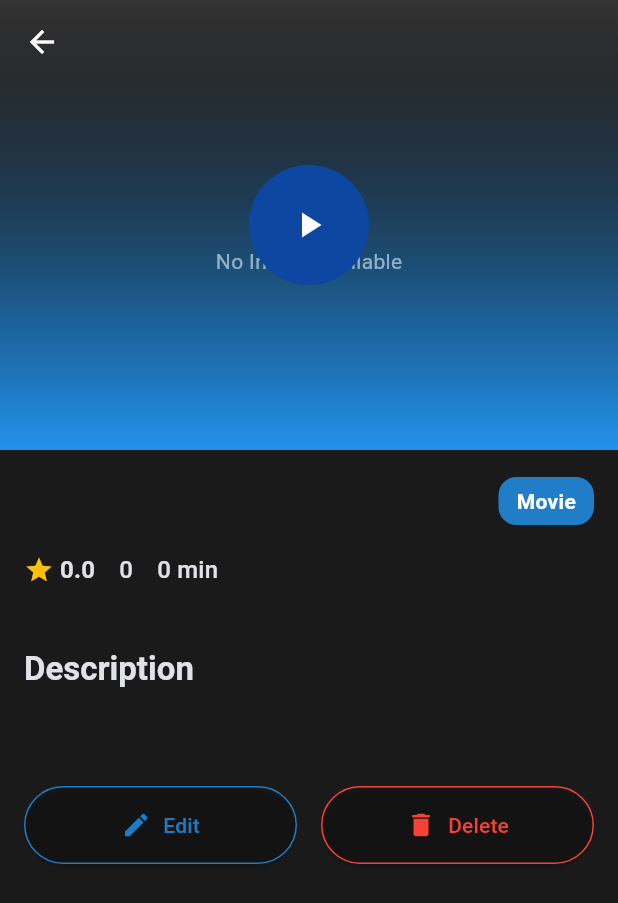
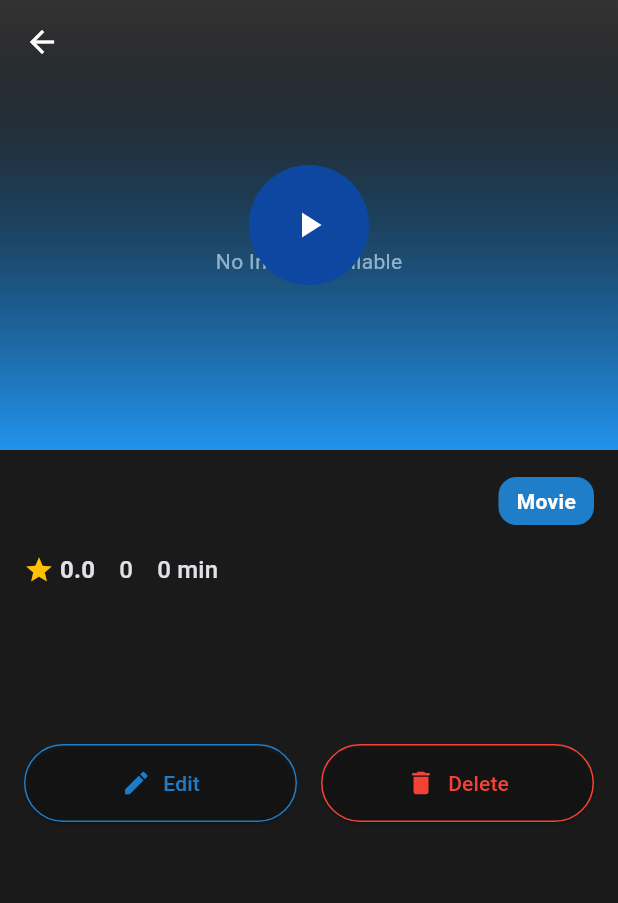
Before and after one commit to dperez2023/flixvod, a Flutter app: the MediaDetailPage screen opened directly with empty values, on a phone screen of 412 x 824 dp. Shown: the top 903 px of the screen. Run offline on Flutter 3.47's test engine with Material 3 defaults, Android fonts, the phone set to English and light mode, and no system bars; our stand-ins replace chewie, cloud_firestore, equatable, file_picker, firebase_auth, firebase_core and 5 more; accounts and stored records are empty; generated files the repository leaves out were written again; network calls fail.

Commit message:
details: Removed description title

```diff
--- a/flixvod/lib/modules/detail/media_detail_page.dart
+++ b/flixvod/lib/modules/detail/media_detail_page.dart
@@ -197,12 +197,6 @@ class _MediaDetailPageState extends State<MediaDetailPage> {
                   AppTheme.largeVerticalSpacer,
 
                   // Description
-                  Text(
-                    Localized.of(context).description,
-                    style: Theme.of(context).textTheme.titleLarge?.copyWith(
-                      fontWeight: FontWeight.bold,
-                    ),
-                  ),
                   AppTheme.smallVerticalSpacer,
                   Text(
                     currentMedia.description,
```
